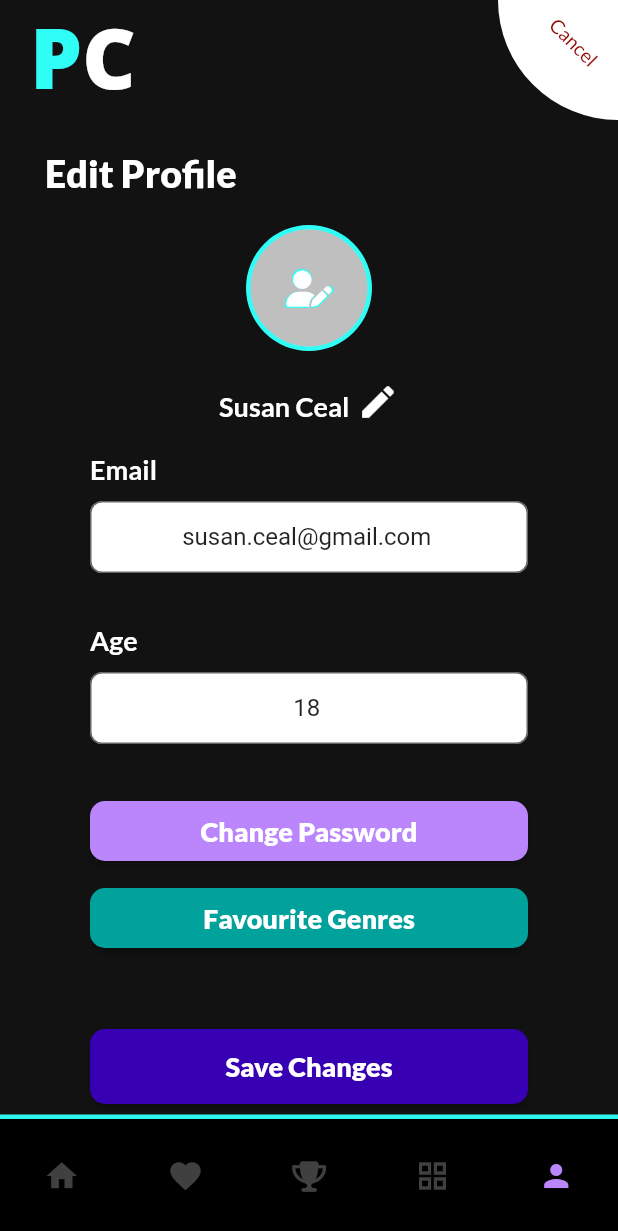
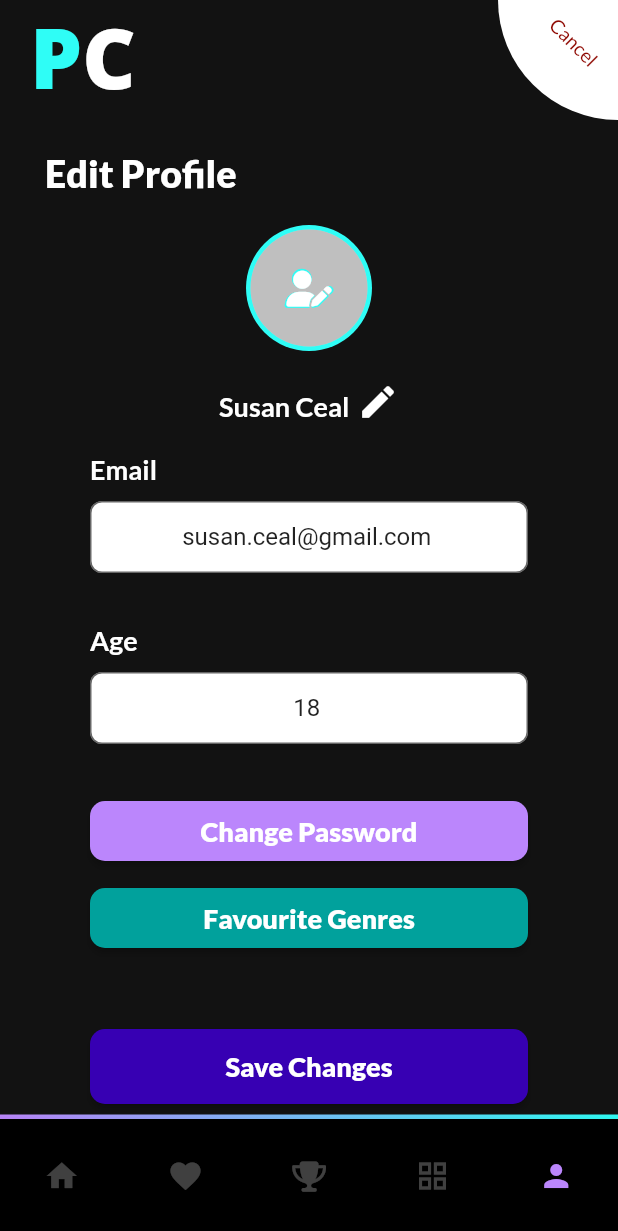
Before and after one commit to ProgRub/ProjetoSTI, a Flutter app: the EditProfileScreen screen opened directly, on a phone screen of 412 x 824 dp. Shown: the top 1231 px of the screen. Run offline on Flutter 3.47's test engine with Material 2 defaults, Android fonts, the phone set to English and light mode, and no system bars; our stand-ins replace device_preview, font_awesome_flutter, google_fonts, image_picker, like_button; missing offline and left inert: bubble_chart.

Commit message:
Correções

```diff
--- a/projeto_sti/lib/components/bottomAppBar.dart
+++ b/projeto_sti/lib/components/bottomAppBar.dart
@@ -16,10 +16,15 @@ class AppBarBottom extends StatelessWidget {
   Widget build(BuildContext context) {
     return Container(
       decoration: BoxDecoration(
-        border: Border(
-          top: BorderSide(width: 3.0, color: Styles.colors.lightBlue),
-        ),
-      ),
+          gradient: LinearGradient(
+              begin: Alignment.centerLeft,
+              end: Alignment.centerRight,
+              colors: [
+            Styles.colors.purple,
+            Styles.colors.lightBlue,
+          ])),
+      child: Padding(
+        padding: const EdgeInsets.only(top: 3.0),
         child: BottomNavigationBar(
           currentIndex: currentIndex,
           showSelectedLabels: false,
@@ -71,6 +76,7 @@ class AppBarBottom extends StatelessWidget {
                 label: ""),
           ],
         ),
+      ),
     );
   }
 
--- a/projeto_sti/lib/screens/topImdbScreen.dart
+++ b/projeto_sti/lib/screens/topImdbScreen.dart
@@ -151,6 +151,7 @@ class _TopImdbState extends State<TopImdbScreen> {
         ListView.separated(
           itemCount: 10,
           shrinkWrap: true,
+          physics: const NeverScrollableScrollPhysics(),
           itemBuilder: (BuildContext context, int index) {
             return _buildMovieRow(index + 1, "Joker", "9.6");
           },
@@ -166,6 +167,7 @@ class _TopImdbState extends State<TopImdbScreen> {
         ListView.separated(
           itemCount: 7,
           shrinkWrap: true,
+          physics: const NeverScrollableScrollPhysics(),
           itemBuilder: (BuildContext context, int index) {
             return _buildMovieRow(index + 1, "Avatar", "9.5");
           },
```
Also changed, not shown: projeto_sti/lib/screens/mainScreen.dart (+6 -1 lines). Lines whose indentation alone changed are shown as unchanged.
